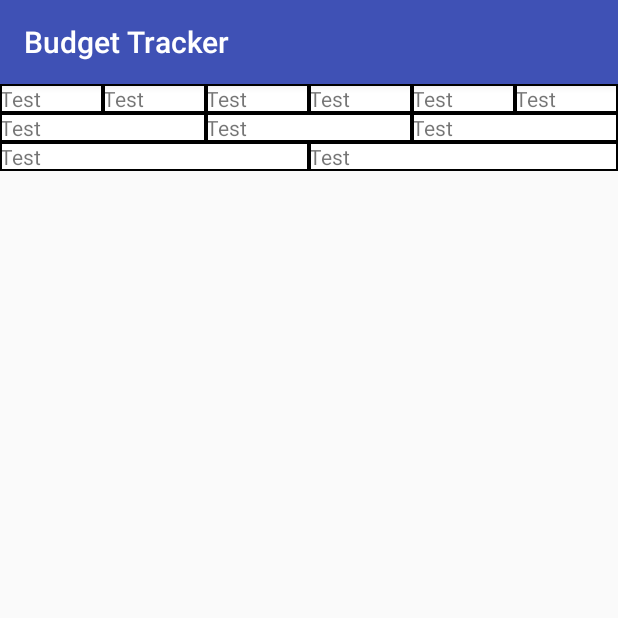
After one commit to Shadow0144/BudgetTracker, an Android app: the MonthViewActivity screen opened directly, with no data from a screen before it, on a phone screen of 412 x 824 dp, the top half of it. The commit adds this screen. Run offline under Robolectric (Android 15) with nearby library versions, the phone set to English and light mode, and no system bars.

Commit message:
Added a month view and added ability to create tables with borders

```diff
--- a/app/src/main/AndroidManifest.xml
+++ b/app/src/main/AndroidManifest.xml
@@ -17,6 +17,7 @@
                 <category android:name="android.intent.category.LAUNCHER" />
             </intent-filter>
         </activity>
+        <activity android:name=".MonthViewActivity"></activity>
     </application>
 
 </manifest>
--- a/app/src/main/java/cc/corbin/budgettracker/DayViewActivity.java
+++ b/app/src/main/java/cc/corbin/budgettracker/DayViewActivity.java
@@ -163,6 +163,13 @@ public class DayViewActivity extends AppCompatActivity
     public void addItem(View v)
     {
         _adapter.addExpenditure(_pagerView.getCurrentItem());
+    }
+
+    public void moveToMonthView(View v)
+    {
+        Intent intent = new Intent(getApplicationContext(), MonthViewActivity.class);
+        startActivity(intent);
+        finish();
     }
 
     private void loadCategories()
--- /dev/null
+++ b/app/src/main/java/cc/corbin/budgettracker/MonthViewActivity.java
@@ -0,0 +1,20 @@
+package cc.corbin.budgettracker;
+
+import android.os.Bundle;
+import android.support.v7.app.AppCompatActivity;
+
+/**
+ * Created by Corbin on 1/28/2018.
+ */
+
+public class MonthViewActivity extends AppCompatActivity
+{
+    private final String TAG = "MonthViewActivity";
+
+    @Override
+    protected void onCreate(Bundle savedInstanceState)
+    {
+        super.onCreate(savedInstanceState);
+        setContentView(R.layout.activity_month_view);
+    }
+}
--- /dev/null
+++ b/app/src/main/java/cc/corbin/budgettracker/TableCell.java
@@ -0,0 +1,30 @@
+package cc.corbin.budgettracker;
+
+import android.content.Context;
+import android.support.v7.widget.AppCompatTextView;
+import android.util.AttributeSet;
+
+/**
+ * Created by Corbin on 1/29/2018.
+ */
+
+public class TableCell extends AppCompatTextView
+{
+    public TableCell(Context context)
+    {
+        super(context);
+        setBackground(context.getDrawable(R.drawable.cell_shape));
+    }
+
+    public TableCell(Context context, AttributeSet attrs)
+    {
+        super(context, attrs);
+        setBackground(context.getDrawable(R.drawable.cell_shape));
+    }
+
+    public TableCell(Context context, AttributeSet attrs, int defStyleAttr)
+    {
+        super(context, attrs, defStyleAttr);
+        setBackground(context.getDrawable(R.drawable.cell_shape));
+    }
+}
--- /dev/null
+++ b/app/src/main/res/drawable/cell_shape.xml
@@ -0,0 +1,7 @@
+<?xml version="1.0" encoding="utf-8"?>
+<shape
+    xmlns:android="http://schemas.android.com/apk/res/android"
+    android:shape= "rectangle">
+    <solid android:color="@color/white"/>
+    <stroke android:width="1dp"  android:color="@color/black"/>
+</shape>
--- a/app/src/main/res/layout/activity_day_view.xml
+++ b/app/src/main/res/layout/activity_day_view.xml
@@ -33,6 +33,7 @@
                 android:layout_marginTop="3dp"
                 android:layout_weight="2"
                 android:gravity="center"
+                android:onClick="moveToMonthView"
                 android:text="TextView"
                 android:textAlignment="center"
                 android:textColor="@android:color/background_light"
--- /dev/null
+++ b/app/src/main/res/layout/activity_month_view.xml
@@ -0,0 +1,111 @@
+<?xml version="1.0" encoding="utf-8"?>
+<android.support.constraint.ConstraintLayout
+    xmlns:android="http://schemas.android.com/apk/res/android" android:layout_width="match_parent"
+    android:layout_height="match_parent">
+
+    <GridLayout
+        android:layout_width="match_parent"
+        android:layout_height="match_parent">
+
+        <TableLayout
+            android:layout_width="match_parent"
+            android:layout_height="match_parent">
+
+            <TableRow
+                android:layout_width="match_parent"
+                android:layout_height="match_parent" >
+
+                <cc.corbin.budgettracker.TableCell
+                    android:id="@+id/tableCell12"
+                    android:layout_width="wrap_content"
+                    android:layout_height="wrap_content"
+                    android:layout_weight="1"
+                    android:text="Test" />
+
+                <cc.corbin.budgettracker.TableCell
+                    android:id="@+id/tableCell13"
+                    android:layout_width="wrap_content"
+                    android:layout_height="wrap_content"
+                    android:layout_weight="1"
+                    android:text="Test" />
+
+                <cc.corbin.budgettracker.TableCell
+                    android:id="@+id/tableCell14"
+                    android:layout_width="wrap_content"
+                    android:layout_height="wrap_content"
+                    android:layout_weight="1"
+                    android:text="Test" />
+
+                <cc.corbin.budgettracker.TableCell
+                    android:id="@+id/tableCell9"
+                    android:layout_width="wrap_content"
+                    android:layout_height="wrap_content"
+                    android:layout_weight="1"
+                    android:text="Test" />
+
+                <cc.corbin.budgettracker.TableCell
+                    android:id="@+id/tableCell10"
+                    android:layout_width="wrap_content"
+                    android:layout_height="wrap_content"
+                    android:layout_weight="1"
+                    android:text="Test" />
+
+                <cc.corbin.budgettracker.TableCell
+                    android:id="@+id/tableCell11"
+                    android:layout_width="wrap_content"
+                    android:layout_height="wrap_content"
+                    android:layout_weight="1"
+                    android:text="Test" />
+            </TableRow>
+
+            <TableRow
+                android:layout_width="match_parent"
+                android:layout_height="match_parent" >
+
+                <cc.corbin.budgettracker.TableCell
+                    android:id="@+id/tableCell6"
+                    android:layout_width="wrap_content"
+                    android:layout_height="wrap_content"
+                    android:layout_weight="1"
+                    android:text="Test" />
+
+                <cc.corbin.budgettracker.TableCell
+                    android:id="@+id/tableCell5"
+                    android:layout_width="wrap_content"
+                    android:layout_height="wrap_content"
+                    android:layout_weight="1"
+                    android:text="Test" />
+
+                <cc.corbin.budgettracker.TableCell
+                    android:id="@+id/tableCell4"
+                    android:layout_width="wrap_content"
+                    android:layout_height="wrap_content"
+                    android:layout_weight="1"
+                    android:text="Test" />
+            </TableRow>
+
+            <TableRow
+                android:layout_width="match_parent"
+                android:layout_height="match_parent" >
+
+                <cc.corbin.budgettracker.TableCell
+                    android:id="@+id/tableCell8"
+                    android:layout_width="wrap_content"
+                    android:layout_height="wrap_content"
+                    android:layout_weight="1"
+                    android:text="Test" />
+
+                <cc.corbin.budgettracker.TableCell
+                    android:id="@+id/tableCell7"
+                    android:layout_width="wrap_content"
+                    android:layout_height="wrap_content"
+                    android:layout_weight="1"
+                    android:text="Test" />
+            </TableRow>
+
+            <TableRow
+                android:layout_width="match_parent"
+                android:layout_height="match_parent" />
+        </TableLayout>
+    </GridLayout>
+</android.support.constraint.ConstraintLayout>
--- /dev/null
+++ b/app/src/main/res/values/attrs.xml
@@ -0,0 +1,5 @@
+<?xml version="1.0" encoding="utf-8"?>
+<resources>
+    <declare-styleable name="TableCell">
+    </declare-styleable>
+</resources>
--- a/app/src/main/res/values/colors.xml
+++ b/app/src/main/res/values/colors.xml
@@ -3,4 +3,6 @@
     <color name="colorPrimary">#3F51B5</color>
     <color name="colorPrimaryDark">#303f9f</color>
     <color name="colorAccent">#FF4081</color>
+    <color name="white">#FFFFFF</color>
+    <color name="black">#000000</color>
 </resources>
```
Also changed, not shown: app/src/main/res/drawable/icon.png (added).
